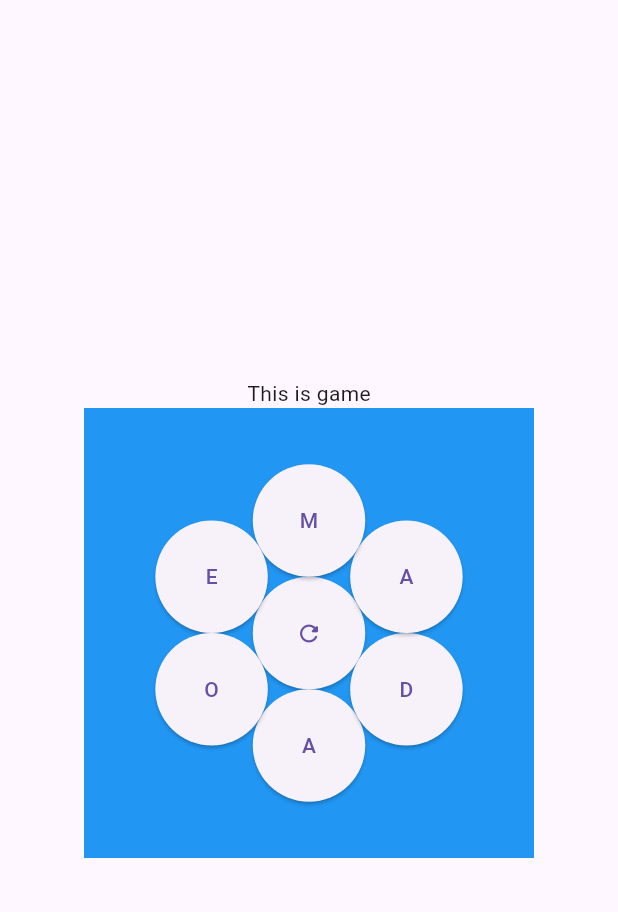
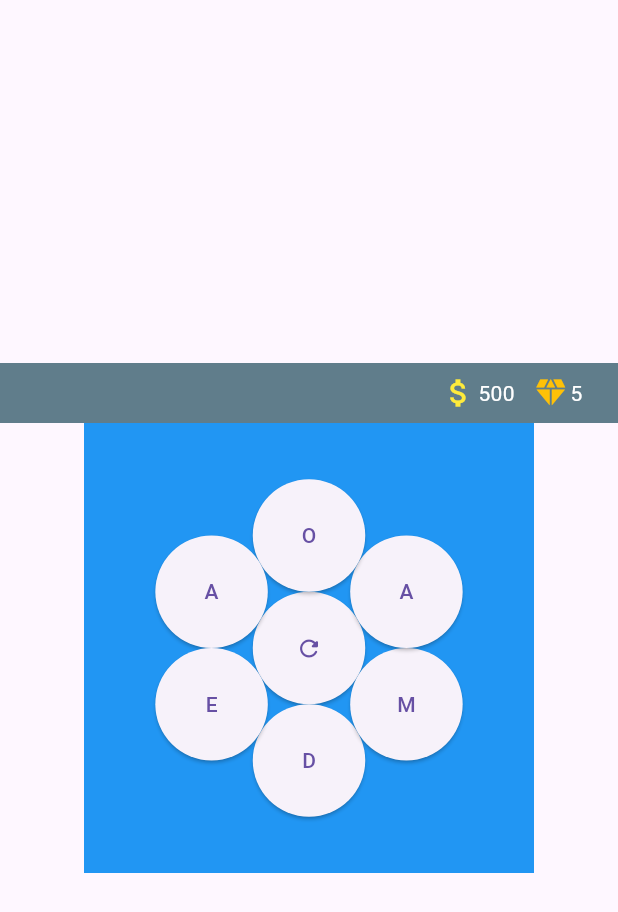
Before and after one commit to nihat-js/wordstation-flutter, a Flutter app: the screen it shows after launch, after a tap on "Continue", after a tap on the "refresh" icon, on a phone screen of 412 x 824 dp. Shown: the top 912 px of the screen. Run offline on Flutter 3.47's test engine with Material 3 defaults, Android fonts, the light colour scheme and no system bars; generated files the repository leaves out were written again.

Commit message:
status bar added

```diff
--- a/lib/main.dart
+++ b/lib/main.dart
@@ -1,15 +1,12 @@
 import 'package:flutter/material.dart';
-import 'package:wordstation_flutter/src/components/circular_joystick.dart';
-import 'package:wordstation_flutter/src/providers/counter.dart';
+import 'package:wordstation_flutter/src/providers/user.dart';
 import 'package:wordstation_flutter/src/routes.dart';
 import 'package:provider/provider.dart';
 
 void main() {
   WidgetsFlutterBinding.ensureInitialized();
   runApp(MultiProvider(
-    providers: [
-      ChangeNotifierProvider(create: (_) => Counter()),
-    ],
+    providers: [ChangeNotifierProvider(create: (_) => UserProvider())],
     child: App(),
   ));
 }
@@ -24,7 +21,7 @@ class App extends StatelessWidget {
       ),
       routes: routes,
       initialRoute: '/entry',
-      debugShowCheckedModeBanner: true,
+      debugShowCheckedModeBanner: false,
     );
   }
 }
--- a/lib/src/components/circular_joystick.dart
+++ b/lib/src/components/circular_joystick.dart
@@ -1,9 +1,17 @@
 import 'package:flutter/material.dart';
+import 'package:flutter/rendering.dart';
 import "dart:math";
 
-class CircularJoystick extends StatelessWidget {
+import 'package:flutter/services.dart';
+
+class CircularJoystick extends StatefulWidget {
   const CircularJoystick({super.key});
 
+  @override
+  State<CircularJoystick> createState() => _CircularJoystickState();
+}
+
+class _CircularJoystickState extends State<CircularJoystick> {
   double calculateLeftPosition(double parentWidth, double childWidth) {
     return (parentWidth - childWidth) / 2;
   }
@@ -12,15 +20,36 @@ class CircularJoystick extends StatelessWidget {
     return (parentWidth - childWidth) / 2;
   }
 
+  bool isDown = false;
+
+  List<String> letters = ["A", "D", "A", "M", "E", "O"];
   @override
   Widget build(BuildContext context) {
     double size = 300;
     double buttonRadius = size / 4;
-
-    var buttons = _buildButtons(["A", "D", "A", "M", "E", "O"],
+    var buttons = _buildButtons(letters,
         radius: buttonRadius, cx: size / 2, cy: size / 2);
 
     return Center(
+      child: GestureDetector(
+        behavior: HitTestBehavior.opaque,
+        onPanUpdate: (event) {
+          if (isDown == true) {
+            print("moving");
+          }
+        },
+        onPanDown: (event) {
+          setState(() {
+            isDown = true;
+            print("pointerdown  ");
+          });
+        },
+        onPanEnd: (event) {
+          setState(() {
+            isDown = false;
+            print("pointerup ");
+          });
+        },
         child: SizedBox(
           width: size,
           height: size,
@@ -36,12 +65,17 @@ class CircularJoystick extends StatelessWidget {
                     height: buttonRadius,
                     child: ElevatedButton(
                       child: Center(child: Icon(Icons.refresh_rounded)),
-                    onPressed: () => {},
+                      onPressed: () => {
+                        setState(() {
+                          letters.shuffle();
+                        })
+                      },
                     ),
                   ),
                 ),
                 ...buttons,
               ],
+            ),
           ),
         ),
       ),
--- a/lib/src/components/status_bar.dart
+++ b/lib/src/components/status_bar.dart
@@ -0,0 +1,43 @@
+import 'package:flutter/material.dart';
+import 'package:provider/provider.dart';
+import 'package:wordstation_flutter/src/providers/user.dart';
+
+class StatusBar extends StatelessWidget {
+  //  int coins;
+  //  int crowns;
+
+  StatusBar({super.key});
+
+  @override
+  Widget build(BuildContext context) {
+    UserProvider provider = Provider.of<UserProvider>(context);
+    return Container(
+      height: 40,
+      color: Colors.blueGrey,
+      padding: EdgeInsets.symmetric(horizontal: 20),
+      child: Row(
+        mainAxisAlignment: MainAxisAlignment.end,
+        children: [
+          Row(
+            children: [
+              Icon(Icons.attach_money, color: Colors.yellow),
+              SizedBox(width: 1),
+              Text('${provider.coins}', style: TextStyle(color: Colors.white)),
+            ],
+          ),
+          SizedBox(
+            width: 12,
+          ),
+          Row(
+            children: [
+              Icon(Icons.diamond, color: Colors.amber),
+              SizedBox(width: 1),
+              Text('${provider.diamonds} ',
+                  style: TextStyle(color: Colors.white)),
+            ],
+          ),
+        ],
+      ),
+    );
+  }
+}
--- a/lib/src/providers/counter.dart
+++ b/lib/src/providers/counter.dart
@@ -1,7 +1,7 @@
 import 'package:flutter/foundation.dart';
 import 'package:flutter/material.dart';
 
-class Counter with ChangeNotifier, DiagnosticableTreeMixin {
+class CounterProvider with ChangeNotifier, DiagnosticableTreeMixin {
   int _count = 0;
 
   int get count => _count;
--- /dev/null
+++ b/lib/src/providers/user.dart
@@ -0,0 +1,14 @@
+import 'package:flutter/foundation.dart';
+import 'package:flutter/material.dart';
+
+class UserProvider with ChangeNotifier, DiagnosticableTreeMixin {
+  int _coins = 500;
+  int _diamonds = 5;
+
+  int get coins => _coins;
+  int get diamonds => _diamonds;
+
+  void earnAward() {}
+
+  void spendAward() {}
+}
--- a/lib/src/screens/entry_screen.dart
+++ b/lib/src/screens/entry_screen.dart
@@ -5,7 +5,7 @@ import 'package:wordstation_flutter/src/providers/counter.dart';
 class EntryScreen extends StatelessWidget {
   @override
   Widget build(BuildContext context) {
-    final countProvider = Provider.of<Counter>(context);
+    // final countProvider = Provider.of<Counter>(context);
 
     return Scaffold(
       appBar: AppBar(
@@ -15,16 +15,11 @@ class EntryScreen extends StatelessWidget {
         child: Column(
           mainAxisAlignment: MainAxisAlignment.center,
           children: <Widget>[
-            Text("My count is" + countProvider.count.toString()),
             ElevatedButton(
               child: Text('Continue'),
               onPressed: () {
-                countProvider.increment();
+                // countProvider.increment();
                 Navigator.pushReplacementNamed(context, "/game");
-                // Navigator.push(
-                // context,
-                // MaterialPageRoute(builder: (context) => WordStationGame()),
-                // );
               },
             ),
             ElevatedButton(
--- a/lib/src/screens/game_screen.dart
+++ b/lib/src/screens/game_screen.dart
@@ -1,16 +1,39 @@
 import 'package:flutter/material.dart';
 import 'package:wordstation_flutter/src/components/circular_joystick.dart';
+import 'package:wordstation_flutter/src/components/status_bar.dart';
 
 class GameScreen extends StatelessWidget {
   const GameScreen({super.key});
+
+  static const levels = [
+    {
+      "level": 1,
+      "letters": ["a", "d", "a", "m"],
+      "words": ["adam", "ada", "dama"],
+      "extraWords": ["mad"],
+      "coinReward": 100,
+    },
+    {
+      "level": 2,
+      "letters": ["f", "i", "n", "a", "l"],
+      "words": ["final", "fin", "fani", "nal"],
+      "extraWords": ["alin"]
+    }
+  ];
+  // const words = []
+
+  void validateInput() {}
+
+  void revealOneLetter() {}
 
   @override
   Widget build(BuildContext context) {
     return Scaffold(
       body: Center(
-        child: Column(
-            mainAxisAlignment: MainAxisAlignment.center,
-            children: [Text("This is game"), CircularJoystick()]),
+        child: Column(mainAxisAlignment: MainAxisAlignment.center, children: [
+          StatusBar(),
+          CircularJoystick(),
+        ]),
       ),
     );
   }
```
Lines whose indentation alone changed are shown as unchanged.
